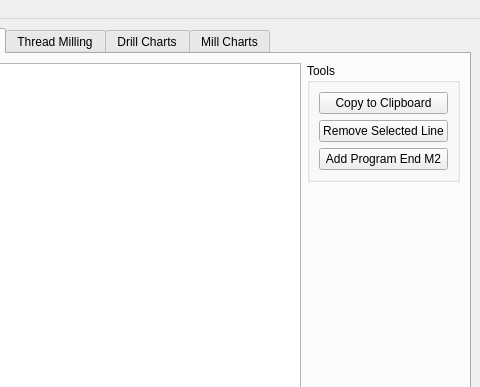
The window that gcode/src/gcode.ui (jethornton/gcode) describes before a commit, drawn with Qt 5; both pictures show x 520 to 1000 and y 0 to 387 of the 1000 by 900 pixel window.
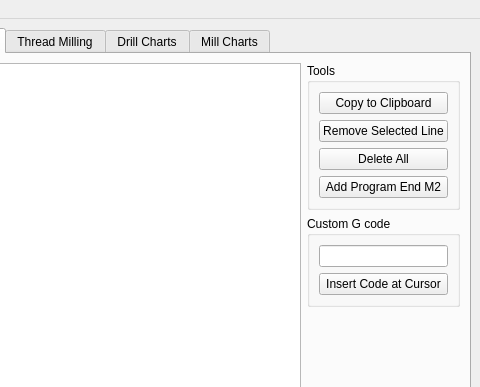
The same window after the commit. The open tabs and pages were chosen to show the change.

```diff
--- a/gcode/src/gcode.ui
+++ b/gcode/src/gcode.ui
@@ -1948,13 +1948,6 @@
            <string>Tools</string>
           </property>
           <layout class="QGridLayout" name="gridLayout_38">
-           <item row="0" column="0">
-            <widget class="QPushButton" name="gcodeCopyPB">
-             <property name="text">
-              <string>Copy to Clipboard</string>
-             </property>
-            </widget>
-           </item>
            <item row="1" column="0">
             <widget class="QPushButton" name="gcodeRemovePB">
              <property name="text">
@@ -1962,17 +1955,34 @@
              </property>
             </widget>
            </item>
-           <item row="2" column="0">
+           <item row="3" column="0">
             <widget class="QPushButton" name="gcodeAddM2PB">
              <property name="text">
               <string>Add Program End M2</string>
              </property>
             </widget>
            </item>
+           <item row="0" column="0">
+            <widget class="QPushButton" name="gcodeCopyPB">
+             <property name="text">
+              <string>Copy to Clipboard</string>
+             </property>
+            </widget>
+           </item>
+           <item row="2" column="0">
+            <widget class="QPushButton" name="gcodeDeleteAllPB">
+             <property name="text">
+              <string>Delete All</string>
+             </property>
+            </widget>
+           </item>
           </layout>
          </widget>
         </item>
-        <item row="1" column="1">
+        <item row="0" column="0" rowspan="3">
+         <widget class="QPlainTextEdit" name="gcodePTE"/>
+        </item>
+        <item row="2" column="1">
          <spacer name="verticalSpacer_2">
           <property name="orientation">
            <enum>Qt::Vertical</enum>
@@ -1985,8 +1995,31 @@
           </property>
          </spacer>
         </item>
-        <item row="0" column="0" rowspan="2">
-         <widget class="QPlainTextEdit" name="gcodePTE"/>
+        <item row="1" column="1">
+         <widget class="QGroupBox" name="groupBox_32">
+          <property name="title">
+           <string>Custom G code</string>
+          </property>
+          <layout class="QGridLayout" name="gridLayout_41">
+           <item row="0" column="0">
+            <widget class="QLineEdit" name="gcodeCustomLE">
+             <property name="sizePolicy">
+              <sizepolicy hsizetype="Minimum" vsizetype="Fixed">
+               <horstretch>0</horstretch>
+               <verstretch>0</verstretch>
+              </sizepolicy>
+             </property>
+            </widget>
+           </item>
+           <item row="1" column="0">
+            <widget class="QPushButton" name="gcodeInsertPB">
+             <property name="text">
+              <string>Insert Code at Cursor</string>
+             </property>
+            </widget>
+           </item>
+          </layout>
+         </widget>
         </item>
        </layout>
       </widget>
```
